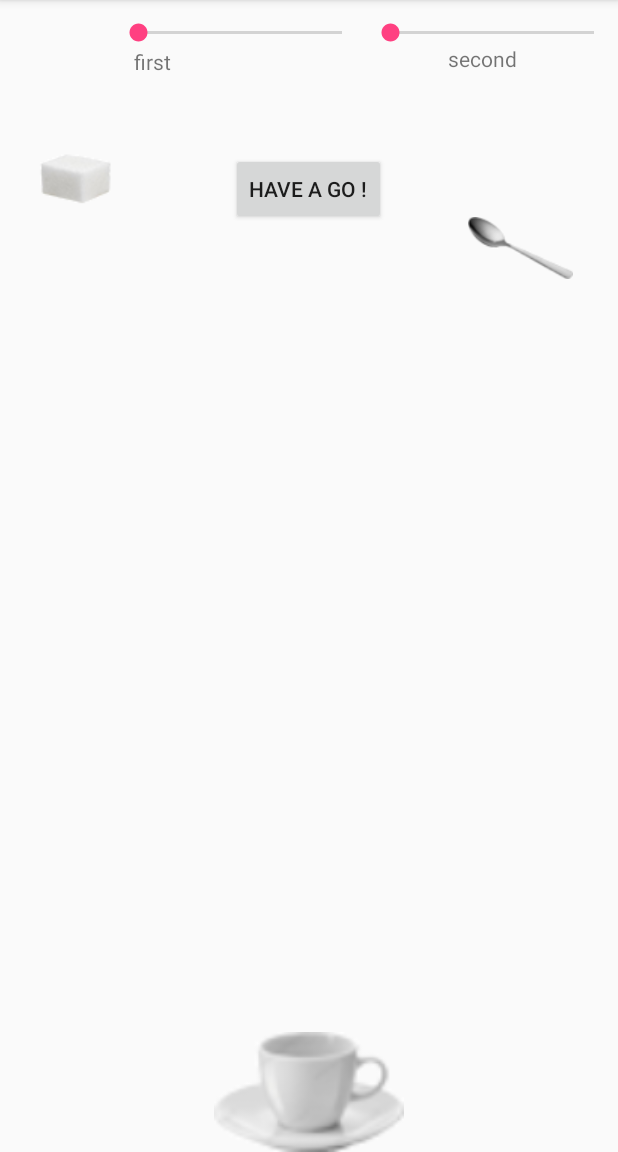
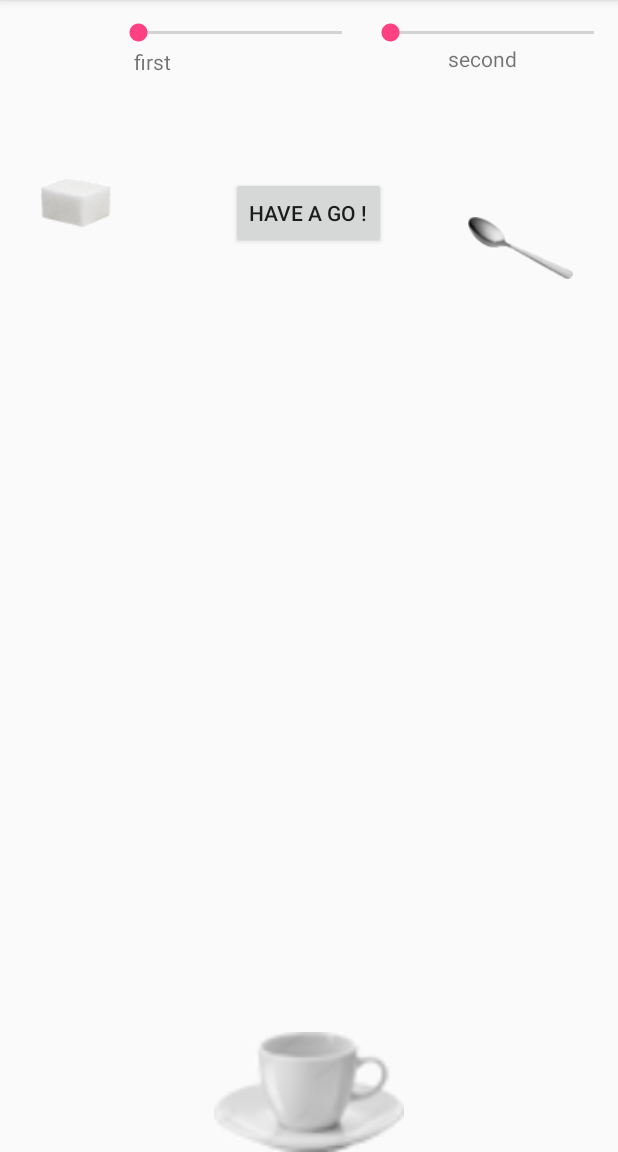
Before and after one commit to mathefab/dropingSugar, an Android app: the screen it shows after launch (AnimationActivity), after a tap on "HAVE A GO !", on a phone screen of 412 x 824 dp, the part 84-1236 px from its top. Run offline under Robolectric (Android 15) with nearby library versions, the phone set to English and light mode, and no system bars.

Commit message:
xml updated
with the spoony twisting

```diff
--- a/Sugar/app/src/main/java/fabrice/sugar/AnimationActivity.java
+++ b/Sugar/app/src/main/java/fabrice/sugar/AnimationActivity.java
@@ -64,11 +64,11 @@ public class AnimationActivity extends AppCompatActivity implements
             flysugar.setDuration(700);
             sucre.startAnimation(flysugar);
 
-        RotateAnimation spinspoon = new RotateAnimation(0f, 360f,
+        RotateAnimation spinspoon = new RotateAnimation(0f, (x*y),
                 Animation.RELATIVE_TO_SELF, 0.5f, Animation.RELATIVE_TO_SELF, 0.5f);
 
         spinspoon.setInterpolator(new LinearInterpolator());
-        spinspoon.setDuration(3000);
+        spinspoon.setDuration(700);
         spoon.startAnimation(spinspoon);
 
 
--- a/Sugar/app/src/main/res/layout/activity_animation.xml
+++ b/Sugar/app/src/main/res/layout/activity_animation.xml
@@ -79,10 +79,10 @@
         android:id="@+id/imageview"
         android:layout_width="99dp"
         android:layout_height="wrap_content"
-        android:layout_above="@+id/imageview3"
         android:layout_alignParentStart="true"
+        android:layout_alignParentTop="true"
         android:layout_gravity="bottom"
-        android:layout_marginBottom="-137dp"
+        android:layout_marginTop="118dp"
         android:src="@drawable/petitsucregif"
         app:layout_constraintEnd_toEndOf="parent"
         tools:layout_editor_absoluteY="142dp" />
```
